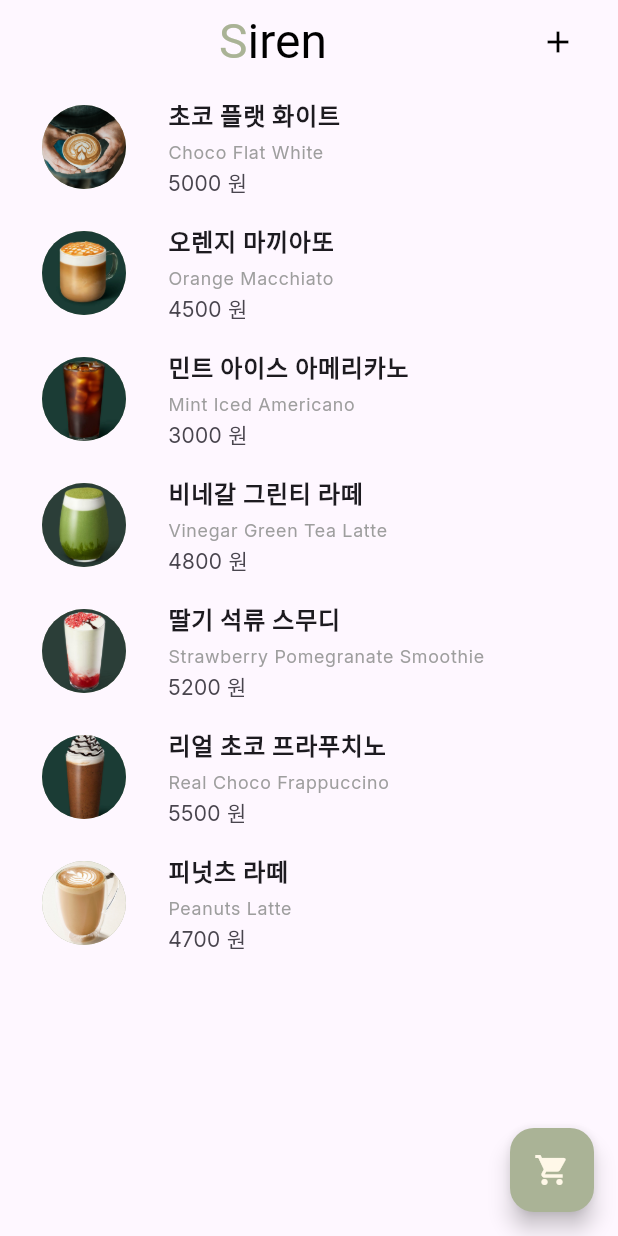
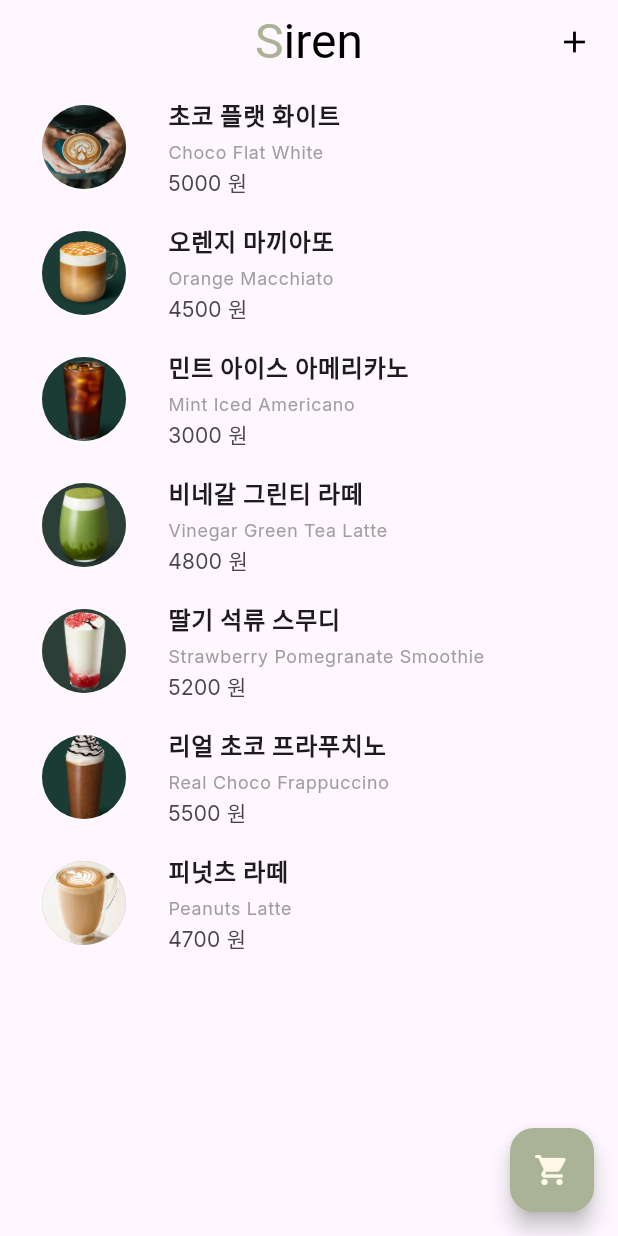
Before and after one commit to Hamiric/SirenOrder_Team4, a Flutter app: the screen it shows after launch, on a phone screen of 412 x 824 dp. Run offline on Flutter 3.47's test engine with Material 3 defaults, Android fonts, the phone set to English and light mode, and no system bars; our stand-ins replace image_picker.

Commit message:
Fix : "앱바 타이틀 간격 수정"

```diff
--- a/lib/item_detail_page/widget/siren_app_bar.dart
+++ b/lib/item_detail_page/widget/siren_app_bar.dart
@@ -14,12 +14,8 @@ class SirenAppBar extends StatelessWidget implements PreferredSizeWidget {
   Widget build(BuildContext context) {
     return AppBar(
       backgroundColor: Colors.transparent,
-        title: Row(
-          crossAxisAlignment: CrossAxisAlignment.center,
-          mainAxisAlignment: MainAxisAlignment.spaceBetween,
-          children: [
-            SizedBox(width: 0),
-            Text.rich(
+      centerTitle: true,
+      title: Text.rich(
         TextSpan(children: [
           TextSpan(
             text: 'S',
@@ -37,14 +33,17 @@ class SirenAppBar extends StatelessWidget implements PreferredSizeWidget {
           ),
         ]),
       ),
+      actions: [
         IconButton(
           icon: Icon(actionIcon, color: Colors.black),
           onPressed: onActionPressed,
         ),
+        SizedBox(width: 5,)
       ],
-        ));
+    );
   }
+
   @override
-  Size get preferredSize => const Size.fromHeight(kToolbarHeight); // 기본 AppBar 높이
-
+  Size get preferredSize =>
+      const Size.fromHeight(kToolbarHeight); // 기본 AppBar 높이
 }
```
Lines whose indentation alone changed are shown as unchanged.
